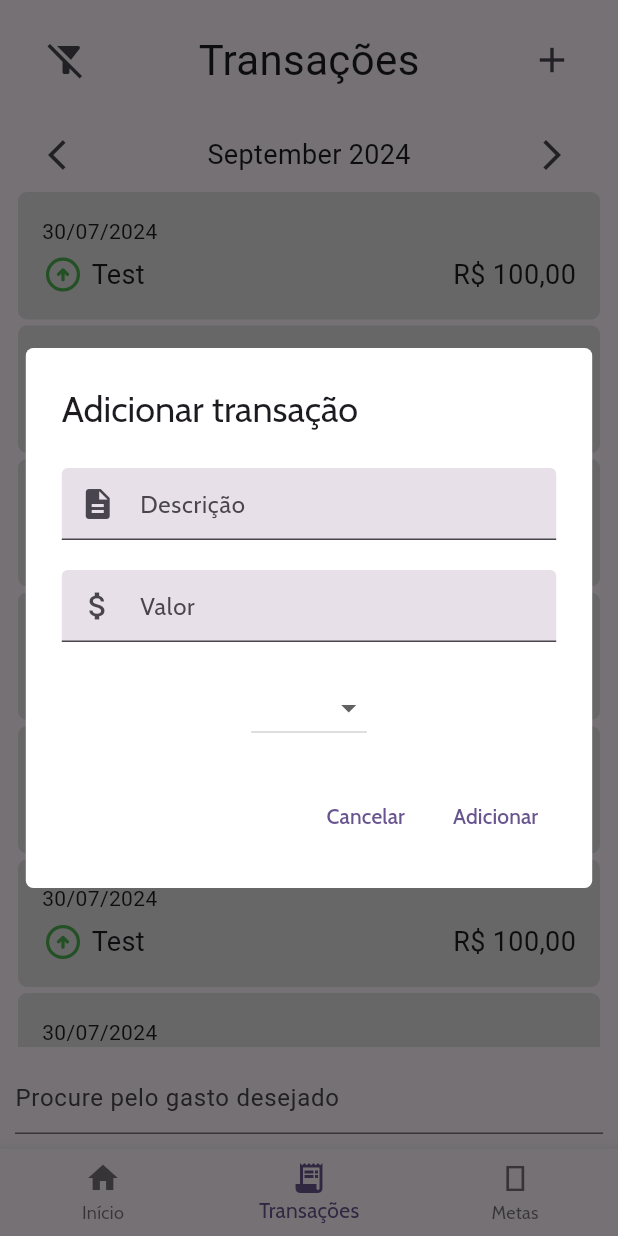
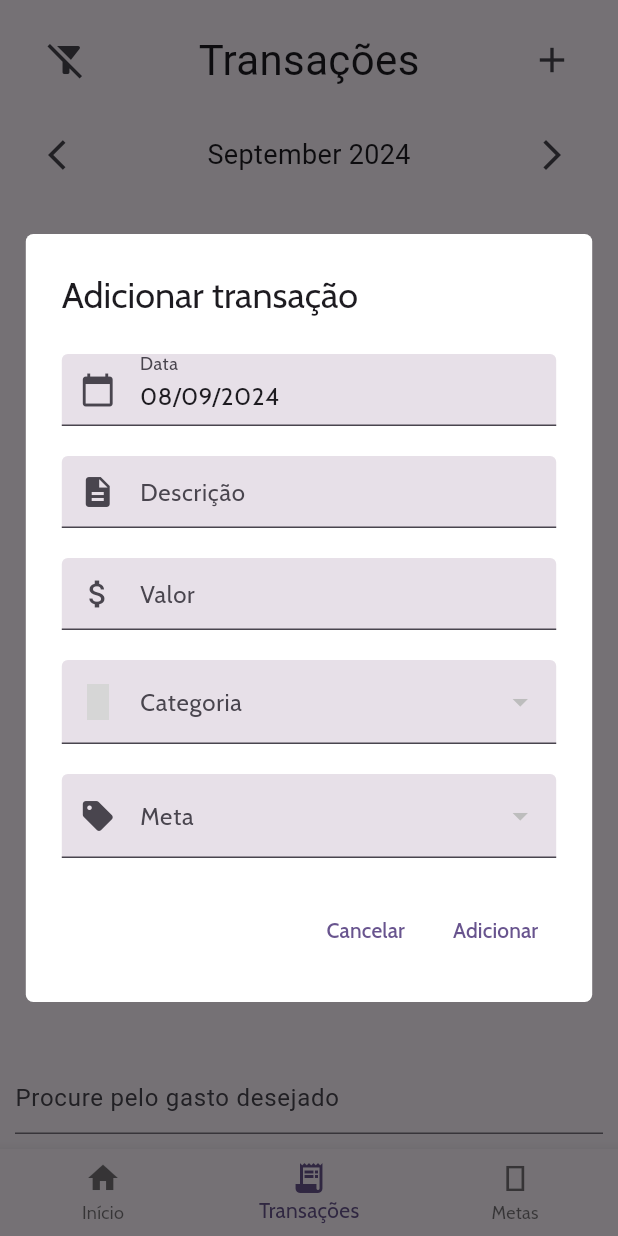
Before and after one commit to XxTaro/fintfitapp-mobile, a Flutter app: the screen it shows after launch, item 2 of the bottom bar chosen, after a tap on the "add" icon, on a phone screen of 412 x 824 dp. Run offline on Flutter 3.47's test engine with Material 3 defaults, Android fonts, the phone set to English and light mode, and no system bars; our stand-ins replace drift, flutter_svg, google_fonts, material_symbols_icons, sqlite3_flutter_libs; missing offline and left inert: dart:ffi, sqlite3; accounts and stored records are empty; generated files the repository leaves out were written again; grey boxes are pictures that could not be loaded.

Commit message:
### Added  - transaction adding in transaction page  - columns related to date time infos in movement model
### Changed
 - transaction to movement

```diff
--- a/lib/helper/transaction_table_helper.dart
+++ b/lib/helper/movement_table_helper.dart
@@ -3,7 +3,7 @@ import 'package:fin_fit_app_mobile/model/movement.dart';
 
 import '../service/database.dart';
 
-part 'transaction_table_helper.g.dart';
+part 'movement_table_helper.g.dart';
 
 @DriftAccessor(tables: [Movement])
 class MovementTableHelper extends DatabaseAccessor<Database> with _$MovementTableHelperMixin {
@@ -17,7 +17,7 @@ class MovementTableHelper extends DatabaseAccessor<Database> with _$MovementTabl
     return await select(movement).get();
   }
 
-  Future<List<MovementData>> getTransactionsByMonth(DateTime date) async {
+  Future<List<MovementData>> getByMonth(DateTime date) async {
     return (await (select(movement)..where((tbl) => tbl.timestamp.month.equals(date.month) & tbl.timestamp.year.equals(date.year))).get()).toList();
   }
 }
--- a/lib/model/category.dart
+++ b/lib/model/category.dart
@@ -3,4 +3,7 @@ import 'package:drift/drift.dart';
 class Category extends Table {
   IntColumn get id => integer().autoIncrement()();
   TextColumn get name => text().withLength(min: 1, max: 20)();
+
+  @override
+  Set<Column> get primaryKey => {id, name};
 }
--- a/lib/service/database.dart
+++ b/lib/service/database.dart
@@ -41,14 +41,14 @@ void fillCategoryTable(Database db) async {
   List<CategoryData> allCategories = await allCategoriesFuture;
   if (allCategories.isNotEmpty) return;
   final categories = [
-    CategoryCompanion.insert(name: 'Alimentação'),
-    CategoryCompanion.insert(name: 'Transporte'),
-    CategoryCompanion.insert(name: 'Saúde'),
-    CategoryCompanion.insert(name: 'Entretenimento'),
-    CategoryCompanion.insert(name: 'Educação'),
-    CategoryCompanion.insert(name: 'Investimento'),
-    CategoryCompanion.insert(name: 'Moradia'),
-    CategoryCompanion.insert(name: 'Outros'),
+    CategoryCompanion.insert(id: 0, name: 'Alimentação'),
+    CategoryCompanion.insert(id: 1, name: 'Transporte'),
+    CategoryCompanion.insert(id: 2, name: 'Saúde'),
+    CategoryCompanion.insert(id: 3, name: 'Entretenimento'),
+    CategoryCompanion.insert(id: 4, name: 'Educação'),
+    CategoryCompanion.insert(id: 5, name: 'Investimento'),
+    CategoryCompanion.insert(id: 6, name: 'Moradia'),
+    CategoryCompanion.insert(id: 7, name: 'Outros'),
   ];
 
   for (var category in categories) {
--- a/lib/transaction_page.dart
+++ b/lib/transaction_page.dart
@@ -1,11 +1,14 @@
 import 'dart:io';
 
+import 'package:fin_fit_app_mobile/helper/category_table_helper.dart';
+import 'package:fin_fit_app_mobile/helper/movement_table_helper.dart';
+import 'package:fin_fit_app_mobile/service/database.dart';
 import 'package:flutter/material.dart';
-import 'package:flutter/rendering.dart';
-import 'package:flutter/widgets.dart';
+import 'package:material_symbols_icons/symbols.dart';
 import 'package:flutter_svg/flutter_svg.dart';
 import 'package:intl/date_symbol_data_local.dart';
 import 'package:intl/intl.dart';
+import 'package:flutter/services.dart';
 
 class TransactionPage extends StatefulWidget {
   const TransactionPage({super.key});
@@ -17,20 +20,52 @@ class TransactionPage extends StatefulWidget {
 class _TransactionPage extends State<TransactionPage> {
   String date = "date";
   int _dateDiff = 0;
-  String? _selectedCategory;
-  String _internalSelectedCategory = "Teste";
-  List<String> items = ['Item 1', 'Item 2', 'Item 3', 'Item 4', 'Item 5', 'Item 6', 'Item 7', 'Item 8', 'Item 9', 'Item 10', 'Item 11', 'Item 12', 'Item 13'];
+  CategoryData? _selectedCategory;
+  String? _selectedGoal;
 
+  late Database _db;
+  late MovementTableHelper movementTableHelper;
+  late CategoryTableHelper categoryTableHelper;
+  late List<CategoryData> categories;
   late List<Widget> containers = [];
+  late List<MovementData> transactions;
 
+  final TextEditingController _dateController = TextEditingController();
+  final TextEditingController _descriptionController = TextEditingController();
+  final TextEditingController _valueController = TextEditingController();
 
   @override
   void initState() {
     super.initState();
+    _db = DatabaseConnection.instance;
+    movementTableHelper = MovementTableHelper(_db);
+    categoryTableHelper = CategoryTableHelper(_db);
     setState(() {
       date = returnMonthAndYear(DateTime(DateTime.now().year, DateTime.now().month - _dateDiff, DateTime.now().day));
     });
-    containers = items.map((item) {
+    WidgetsBinding.instance.addPostFrameCallback((timeStamp) {
+      _setCategoriesList();
+      _setMovementList();
+
+    });
+  }
+
+  _setCategoriesList() async {
+    List<CategoryData> list = await Future.value(categoryTableHelper.getAllCategories());
+    categories = list;
+  }
+
+  _setMovementList() async {
+    List<MovementData> list = await Future.value(movementTableHelper.getAllTransactions());
+    transactions = list;
+    print(list);
+    setState(() {
+      _fillTransactionContainer();
+    });
+  }
+
+  _fillTransactionContainer() {
+    containers = transactions.map((item) {
         return Flexible(
           fit: FlexFit.loose,
           child: Container(
@@ -44,22 +79,17 @@ class _TransactionPage extends State<TransactionPage> {
             child: Column(
               crossAxisAlignment: CrossAxisAlignment.start,
               children: [
-              const Text('30/07/2024'),
+                Text(DateFormat('dd/MM/yyyy').format(item.timestamp)),
                 const SizedBox(height: 5),
                 Row(
                   mainAxisAlignment: MainAxisAlignment.spaceBetween,
                   children: [
                     Row(children: [
-                    SvgPicture.asset(
-                      "assets/ic_arrow_circle_up_24.svg",
-                      height: 28,
-                      width: 28,
-                      colorFilter: const ColorFilter.mode(Colors.green, BlendMode.srcIn),
-                    ),
+                      getInflowOrOutflowIcon(item.isIncome),
                       const SizedBox(width: 5),
-                    Text('Test', style: const TextStyle(fontSize: 18))
+                      Text(item.description, style: const TextStyle(fontSize: 18))
                     ]),
-                  Text('R\$ 100,00', style: const TextStyle(fontSize: 18))
+                    Text('R\$ ${item.value.toString().replaceAll(r'.', ',')}', style: const TextStyle(fontSize: 18))
                   ]
                 )
               ],
@@ -67,6 +97,24 @@ class _TransactionPage extends State<TransactionPage> {
           )
         );
       }).toList();
+  }
+
+  Widget getInflowOrOutflowIcon(bool isIncome) {
+    if (isIncome) {
+      return SvgPicture.asset(
+        "assets/ic_arrow_circle_up_24.svg",
+        height: 28,
+        width: 28,
+        colorFilter: const ColorFilter.mode(Colors.green, BlendMode.srcIn),
+      );
+    } else {
+      return SvgPicture.asset(
+        "assets/ic_arrow_circle_down_24.svg",
+        height: 28,
+        width: 28,
+        colorFilter: const ColorFilter.mode(Colors.red, BlendMode.srcIn),
+      );
+    }
   }
 
   @override
@@ -131,6 +179,12 @@ class _TransactionPage extends State<TransactionPage> {
             right: 0,
             child: IconButton(
               onPressed: () {
+                _descriptionController.clear();
+                _valueController.clear();
+                _dateController.clear();
+                _dateController.text = DateFormat('dd/MM/yyyy').format(DateTime.now());
+                _selectedGoal = null;
+                _selectedCategory = null;
                 _showAddTransactionDialog();
               },
               icon: const Icon(Icons.add, size: 28)
@@ -161,8 +215,22 @@ class _TransactionPage extends State<TransactionPage> {
               padding: EdgeInsets.zero,
               child: ListBody(
                 children: <Widget>[
-                  const TextField(
-                    decoration: InputDecoration(
+                  TextField(
+                    onTap: () => _selectDate(),
+                    readOnly: true,
+                    controller: _dateController,
+                    decoration: const InputDecoration(
+                      filled: true,
+                      prefixIcon: Icon(Icons.calendar_today),
+                      contentPadding: EdgeInsets.all(0),
+                      border: UnderlineInputBorder(),
+                      labelText: 'Data',
+                    ),
+                  ),
+                  const SizedBox(height: 20),
+                  TextField(
+                    controller: _descriptionController,
+                    decoration: const InputDecoration(
                       filled: true,
                       prefixIcon: Icon(Icons.description),
                       contentPadding: EdgeInsets.all(0),
@@ -171,37 +239,69 @@ class _TransactionPage extends State<TransactionPage> {
                     ),
                   ),
                   const SizedBox(height: 20),
-                  const TextField(
-                    decoration: InputDecoration(
+                   TextField(
+                    controller: _valueController,
+                    decoration: const InputDecoration(
                       filled: true,
                       prefixIcon: Icon(Icons.attach_money),
                       contentPadding: EdgeInsets.all(0),
                       border: UnderlineInputBorder(),
                       labelText: 'Valor',
-                      hintText: '0,00'
+                      hintText: '0,00',
                     ),
+                    inputFormatters: [FilteringTextInputFormatter.allow(RegExp(r'^\d+(,\d{0,2})?$'))],
+                    keyboardType: TextInputType.number,
                   ),
                   const SizedBox(height: 20),
-                  Column(
-                    children: [
-                      DropdownButton(
+                  DropdownButtonFormField(
+                      decoration: const InputDecoration(
+                        filled: true,
+                        prefixIcon: Icon(Symbols.target, weight: 700),
+                        border: UnderlineInputBorder(),
+                        label: Text('Categoria')
+                      ),
+                      menuMaxHeight: 250,
                       value: _selectedCategory,
-                        items: items.map((String value) {
+                      isExpanded: true,
+                      items: categories.map((CategoryData category) {
                         return DropdownMenuItem(
-                            value: value,
-                            child: Text(value),
+                          value: category,
+                          child: Text(category.name),
                         );
                       }).toList(),
                       onChanged: (value) {
                         setState(() {
-                            _internalSelectedCategory = value.toString();
+                          _selectedCategory = value as CategoryData;
+                        });
+                      },
+
+                  ),
+                  const SizedBox(height: 20),
+                  DropdownButtonFormField(
+                      decoration: const InputDecoration(
+                        filled: true,
+                        prefixIcon: Icon(Icons.sell),
+                        border: UnderlineInputBorder(),
+                        label: Text('Meta')
+                      ),
+                      menuMaxHeight: 250,
+                      value: _selectedGoal,
+                      isExpanded: true,
+                      items: [].map((dynamic category) {
+                        return DropdownMenuItem(
+                          value: category,
+                          child: Text(category),
+                        );
+                      }).toList(),
+                      onChanged: (value) {
+                        setState(() {
+                          _selectedGoal = value.toString();
                         });
                       },
                     )
+
                 ],
               )
-                ],
-              ),
             ),
           ),
           actions: <Widget>[
@@ -214,6 +314,24 @@ class _TransactionPage extends State<TransactionPage> {
             TextButton(
               child: const Text('Adicionar'),
               onPressed: () {
+                if (_dateController.text.isEmpty
+                    || _selectedCategory == null
+                    || _descriptionController.text.isEmpty
+                    || _valueController.text.isEmpty) {
+                  return;
+                }
+                MovementCompanion movement = MovementCompanion.insert(
+                  timestamp: DateFormat('dd/MM/yyyy').parse(_dateController.text),
+                  createdAt: DateTime.now(),
+                  isIncome: true,
+                  description: _descriptionController.text,
+                  value: double.parse(_valueController.text.replaceAll(r',', '.')),
+                  categoryId: _selectedCategory!.id
+                );
+                movementTableHelper.addTransaction(movement);
+                setState(() {
+                  _fillTransactionContainer();
+                });
                 Navigator.of(context).pop();
               },
             ),
@@ -221,6 +339,21 @@ class _TransactionPage extends State<TransactionPage> {
         );
       },
     );
+  }
+
+  Future<void> _selectDate() async {
+    DateTime? picked = await showDatePicker(
+      context: context,
+      initialDate: DateTime.now(),
+      firstDate: DateTime(2000),
+      lastDate: DateTime(2100)
+    );
+
+    if (picked != null) {
+      setState(() {
+        _dateController.text = DateFormat('dd/MM/yyyy').format(picked);
+      });
+    }
   }
 
   Widget _buildDateSelection() {
--- a/pubspec.yaml
+++ b/pubspec.yaml
@@ -39,15 +39,16 @@ dependencies:
   intl: ^0.19.0
   sqflite: ^2.3.2
   path: ^1.9.0
-  drift: ^2.16.0
+  drift: ^2.19.1+1
   sqlite3_flutter_libs: ^0.5.0
   path_provider: ^2.0.0
   sqlite3: ^2.4.2
   material_symbols_icons: ^4.2744.0
   google_fonts: ^6.2.0
+  drift_flutter: ^0.2.0
 
 dev_dependencies:
-  drift_dev: ^2.16.0
+  drift_dev: ^2.19.1
   flutter_test:
     sdk: flutter
 
```
Also changed, not shown: lib/model/movement.dart (+5 -2 lines), lib/helper/movement_table_helper.g.dart, lib/service/database.g.dart, pubspec.lock. Lines whose indentation alone changed are shown as unchanged.
